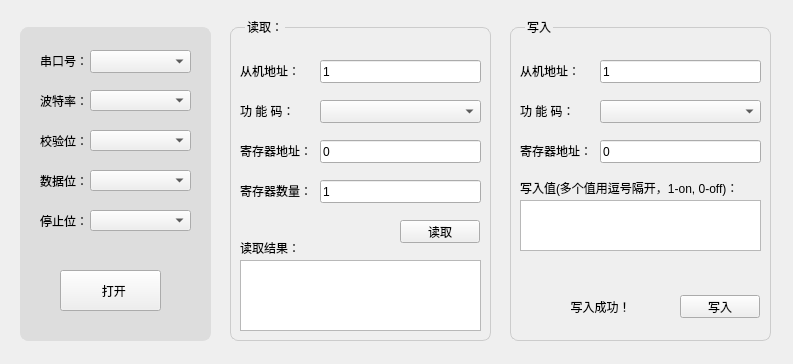
Qt form ModbusMasterTool/mainwindow.ui (GitHubWanglei/ModbusTool) before a commit.
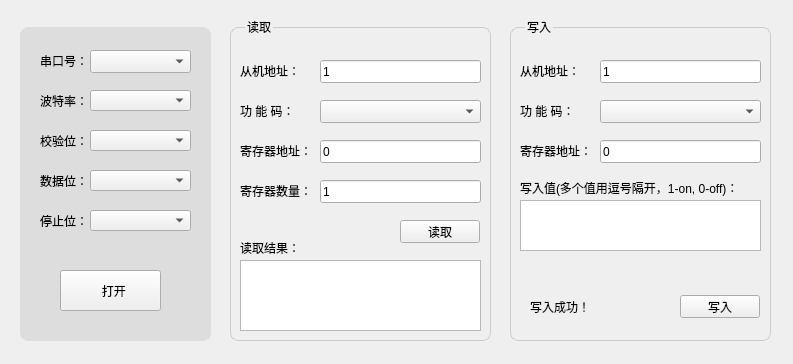
The same form after that commit. Icons and pictures are not drawn.

Commit message: feat: optimize code.

The edit to the form file:
```diff
--- a/ModbusMasterTool/mainwindow.ui
+++ b/ModbusMasterTool/mainwindow.ui
@@ -217,7 +217,7 @@
 }</string>
     </property>
     <property name="title">
-     <string>读取：</string>
+     <string>读取</string>
     </property>
     <widget class="QLabel" name="portTitle_2">
      <property name="geometry">
@@ -505,9 +505,6 @@
      <property name="text">
       <string>写入成功！</string>
      </property>
-     <property name="alignment">
-      <set>Qt::AlignmentFlag::AlignCenter</set>
-     </property>
     </widget>
     <widget class="QLabel" name="portTitle_12">
      <property name="geometry">
```
Left out of the diff: 18 changed lines with no effect on the pictures. The commit also changes 1 other file.
